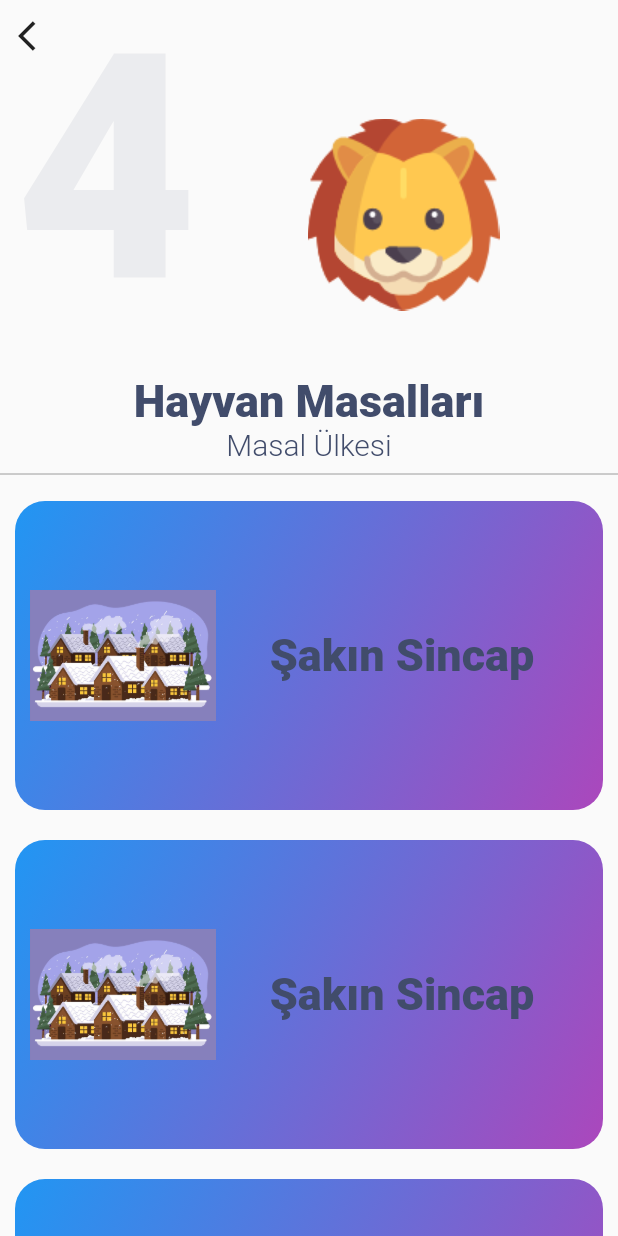
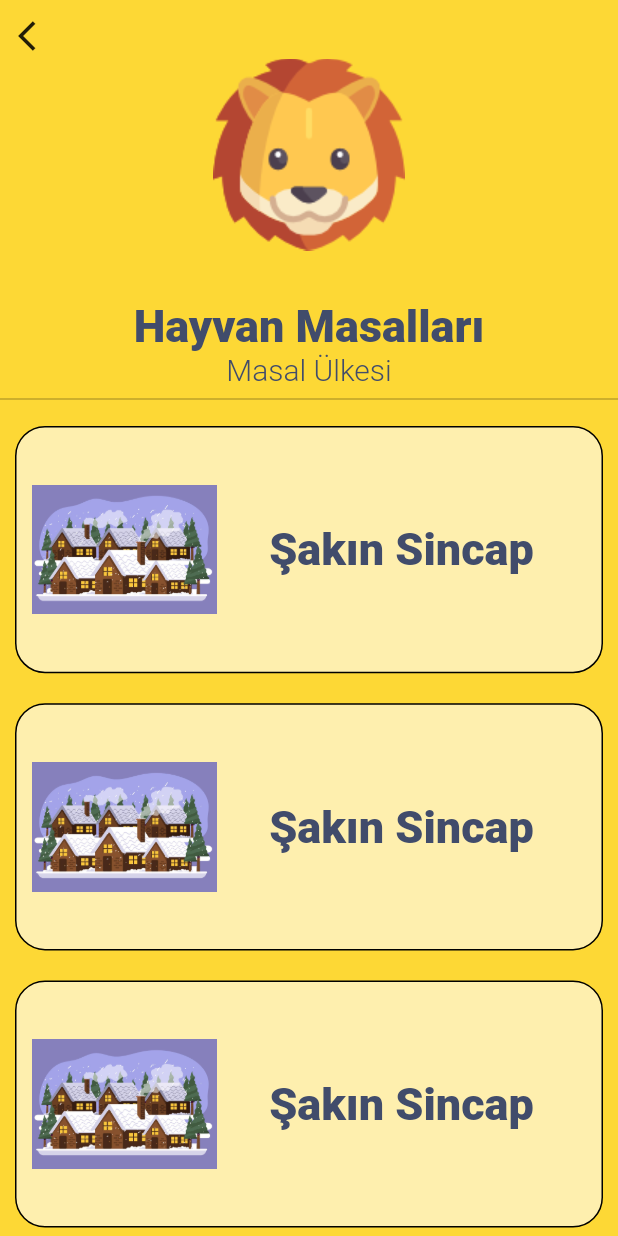
Before and after one commit to ummuhan/MasalUlkesiApp, a Flutter app: the DetailPage screen opened directly, on a phone screen of 412 x 824 dp. Run offline on Flutter 3.47's test engine with Material 2 defaults, Android fonts, the phone set to English and light mode, and no system bars; our stand-ins replace convex_bottom_bar, flutter_swiper, sqflite, synchronized; accounts and stored records are empty; Roboto replaces fonts that are missing (Avenir).

Commit message:
Sayfa yapıları oluşturuldu.

```diff
--- a/storyapp/lib/model/navigation_model.dart
+++ b/storyapp/lib/model/navigation_model.dart
@@ -4,7 +4,9 @@ import 'package:flutter/material.dart';
 class NavigationModel {
   String title;
   IconData icon;
+
   NavigationModel({this.title, this.icon});
+
 }
 
 List<NavigationModel> navigationsItem = [
--- a/storyapp/lib/screens/detail_page.dart
+++ b/storyapp/lib/screens/detail_page.dart
@@ -7,6 +7,7 @@ class DetailPage extends StatelessWidget {
   @override
   Widget build(BuildContext context) {
     return Scaffold(
+        backgroundColor: Colors.yellow[600],
         body: ListView(
           children: [
             Stack(
@@ -14,7 +15,7 @@ class DetailPage extends StatelessWidget {
                 Column(
                   children: [
                     SizedBox(
-                  height: 250,
+                      height: 200,
                     ),
                     Text(
                       "Hayvan Masalları",
@@ -45,33 +46,21 @@ class DetailPage extends StatelessWidget {
                         buildMasalContainer(context),
                         buildMasalContainer(context),
                       ],
-                )
+                    ),
                   ],
                 ),
                 Positioned(
-              right: 40,
-              top: 40,
+                  // right: 40,
+                  // top: 40,
                   child: Hero(
                       tag: "",
+                      child: Center(
                         child: Container(
                             width: MediaQuery.of(context).size.width / 2,
-                      child: Image.asset("assets/images/lion.png"))),
+                            child: Image.asset("assets/images/lion.png")),
+                      )),
                 ),
-            Positioned(
-              top: -10,
-              left: 10,
-              child: Text(
-                "4",
-                //  planetInfo.position.toString(),
-                style: TextStyle(
-                  fontFamily: 'Avenir',
-                  fontSize: 210,
-                  color: primaryTextColor.withOpacity(0.08),
-                  fontWeight: FontWeight.w900,
-                ),
-                textAlign: TextAlign.left,
-              ),
-            ),
+
                 IconButton(
                   icon: Icon(Icons.arrow_back_ios),
                   onPressed: () {
@@ -88,13 +77,13 @@ class DetailPage extends StatelessWidget {
     return Container(
         margin: EdgeInsets.all(10),
         decoration: BoxDecoration(
-            gradient: LinearGradient(
-                colors: [Colors.purple[400], Colors.blue[500]],
-                begin: Alignment.bottomRight,
-                end: Alignment.topLeft),
+            border: Border.all(),
+            color: Colors.white60,
+
+
             borderRadius: BorderRadius.circular(20)),
         width: MediaQuery.of(context).size.width,
-        height: MediaQuery.of(context).size.height / 4,
+        height: MediaQuery.of(context).size.height / 5,
         padding: EdgeInsets.all(10),
         child: Row(
           mainAxisAlignment: MainAxisAlignment.spaceAround,
```
Also changed, not shown: storyapp/lib/Commons/collapsing_list_tile.dart (+5 -2 lines), storyapp/lib/screens/all_tale_page.dart (+100 -1 lines). Lines whose indentation alone changed are shown as unchanged.
